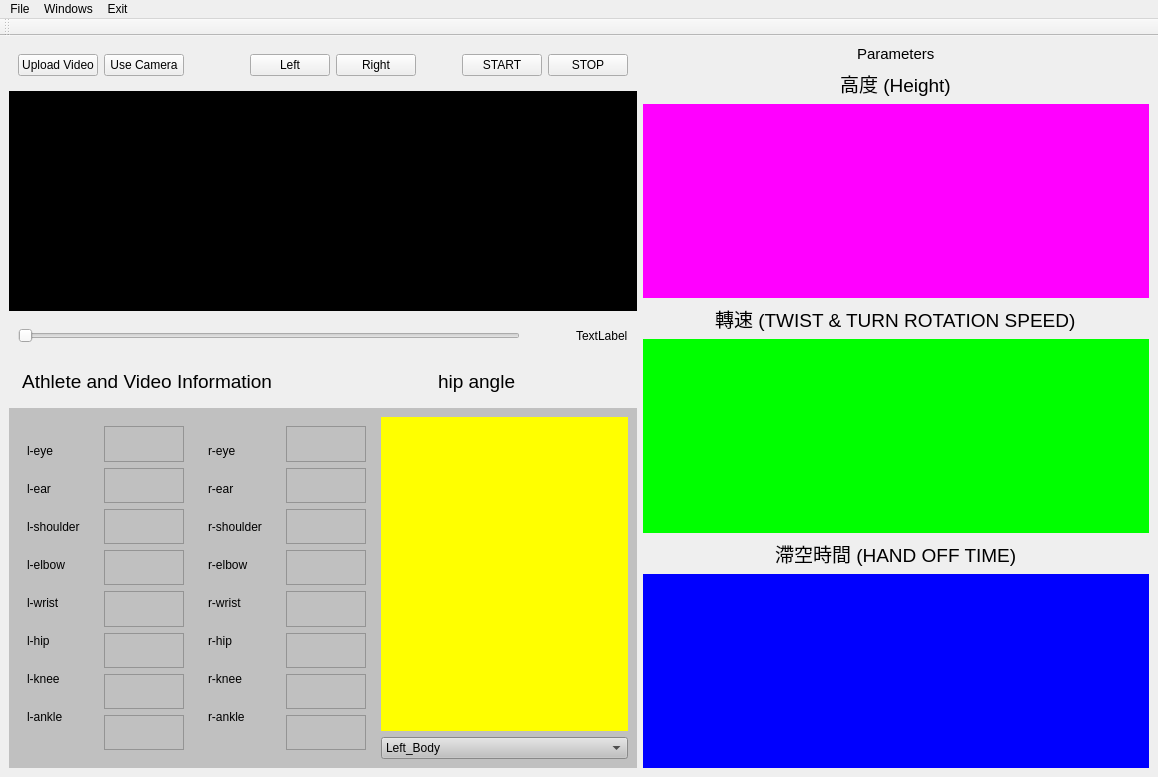
Before: the Qt Designer form data_analysis/new_gui.ui in cjh8817676/ViTPose-1, drawn with Qt 5.
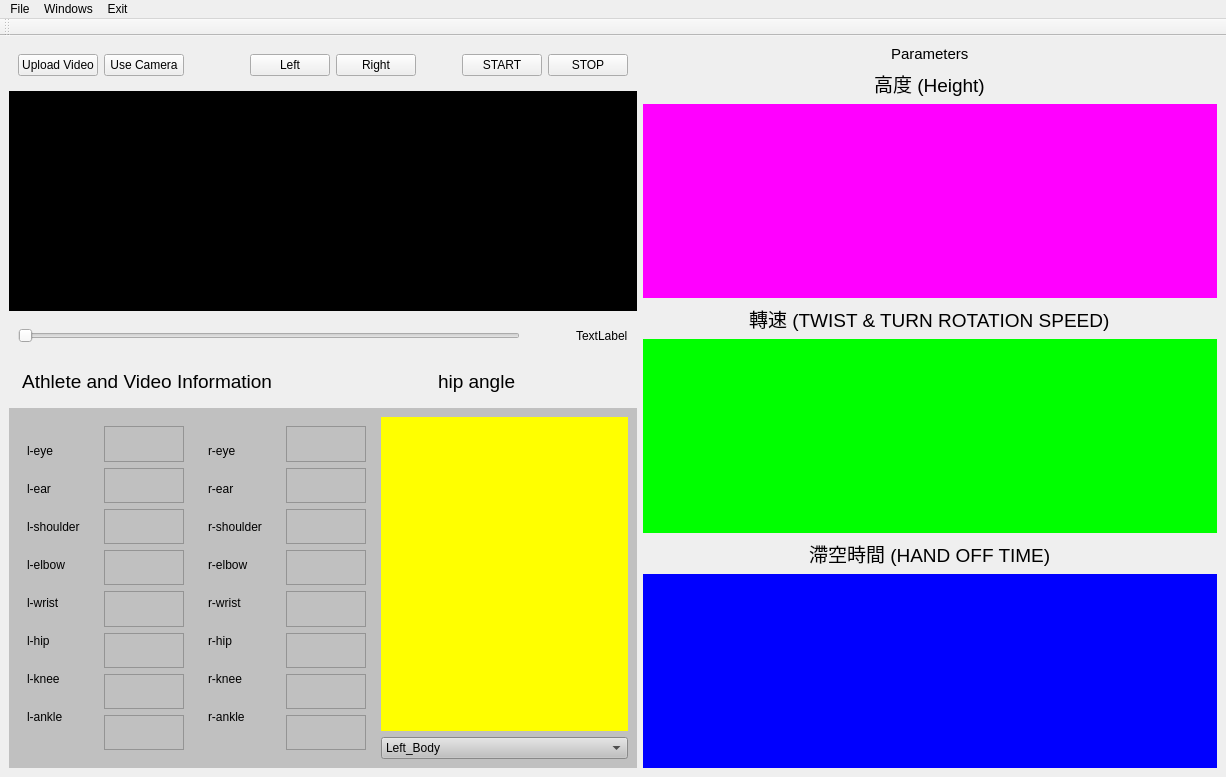
After: the same form once the commit is applied. Custom widgets are drawn as their Qt base class.

The edit to the form file:
```diff
--- a/data_analysis/new_gui.ui
+++ b/data_analysis/new_gui.ui
@@ -6,7 +6,7 @@
    <rect>
     <x>0</x>
     <y>0</y>
-    <width>1158</width>
+    <width>1226</width>
     <height>777</height>
    </rect>
   </property>
@@ -930,7 +930,7 @@
     <rect>
      <x>0</x>
      <y>0</y>
-     <width>1158</width>
+     <width>1226</width>
      <height>20</height>
     </rect>
    </property>
```
